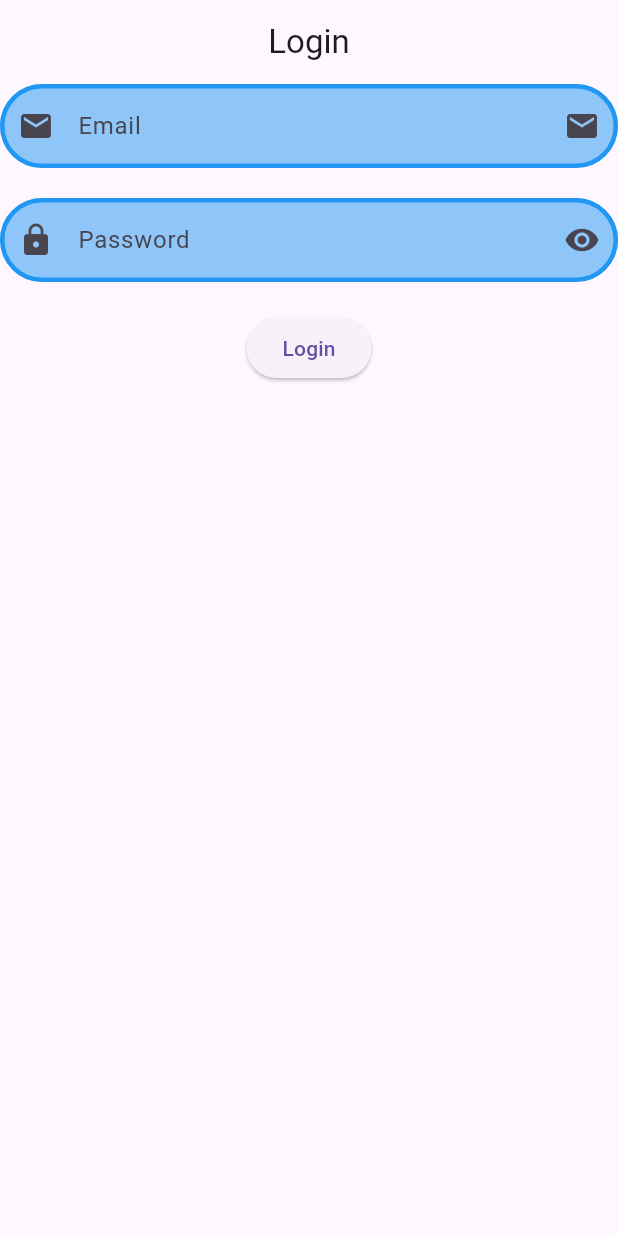
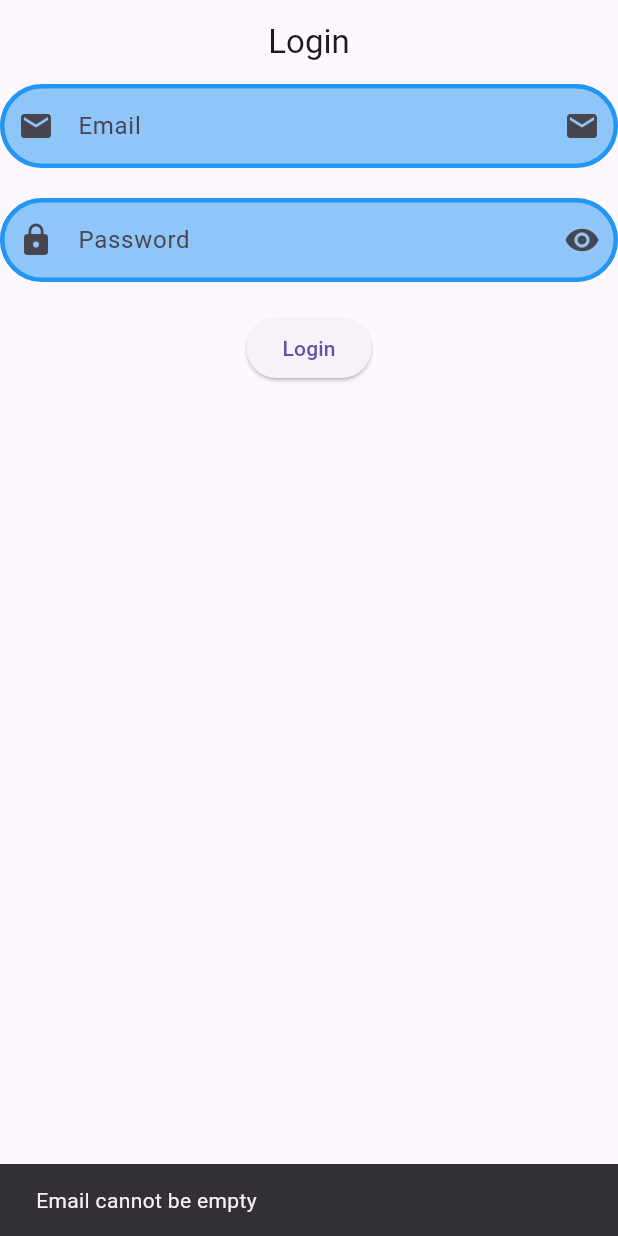
Before and after one commit to MuhammadAliKust/Flutter-B21, a Flutter app: the screen it shows after launch, after a tap on "Login", on a phone screen of 412 x 824 dp. Run offline on Flutter 3.47's test engine with Material 3 defaults, Android fonts, the phone set to English and light mode, and no system bars; our stand-ins replace string_validator.

Commit message:
Validation Done

```diff
--- a/lib/login.dart
+++ b/lib/login.dart
@@ -1,7 +1,11 @@
 import 'package:flutter/material.dart';
+import 'package:string_validator/string_validator.dart';
 
 class LoginView extends StatelessWidget {
-  const LoginView({super.key});
+  LoginView({super.key});
+
+  TextEditingController emailController = TextEditingController();
+  TextEditingController pwdController = TextEditingController();
 
   @override
   Widget build(BuildContext context) {
@@ -10,6 +14,7 @@ class LoginView extends StatelessWidget {
       body: Column(
         children: [
           TextField(
+            controller: emailController,
             enabled: true,
             maxLines: 1,
             keyboardType: TextInputType.emailAddress,
@@ -36,9 +41,10 @@ class LoginView extends StatelessWidget {
           ),
           SizedBox(height: 20),
           TextField(
+            controller: pwdController,
             enabled: true,
             obscureText: true,
-            obscuringCharacter: '*',
+            obscuringCharacter: '-',
             maxLines: 1,
             decoration: InputDecoration(
               label: Text("Password"),
@@ -62,7 +68,35 @@ class LoginView extends StatelessWidget {
             ),
           ),
           SizedBox(height: 20),
-          ElevatedButton(onPressed: () {}, child: Text("Login")),
+          ElevatedButton(
+            onPressed: () {
+              if (emailController.text.isEmpty) {
+                ScaffoldMessenger.of(context).showSnackBar(
+                  SnackBar(content: Text("Email cannot be empty")),
+                );
+                return;
+              }
+              if (!emailController.text.isEmail) {
+                ScaffoldMessenger.of(
+                  context,
+                ).showSnackBar(SnackBar(content: Text("Email is not valid")));
+                return;
+              }
+              if (pwdController.text.isEmpty) {
+                ScaffoldMessenger.of(context).showSnackBar(
+                  SnackBar(content: Text("Password cannot be empty")),
+                );
+                return;
+              }
+              if (pwdController.text.length < 6) {
+                ScaffoldMessenger.of(context).showSnackBar(
+                  SnackBar(content: Text("Password is too short")),
+                );
+                return;
+              }
+            },
+            child: Text("Login"),
+          ),
         ],
       ),
     );
--- a/pubspec.yaml
+++ b/pubspec.yaml
@@ -34,6 +34,7 @@ dependencies:
   # The following adds the Cupertino Icons font to your application.
   # Use with the CupertinoIcons class for iOS style icons.
   cupertino_icons: ^1.0.8
+  string_validator: ^1.1.0
 
 dev_dependencies:
   flutter_test:
```
Also changed, not shown: pubspec.lock.
